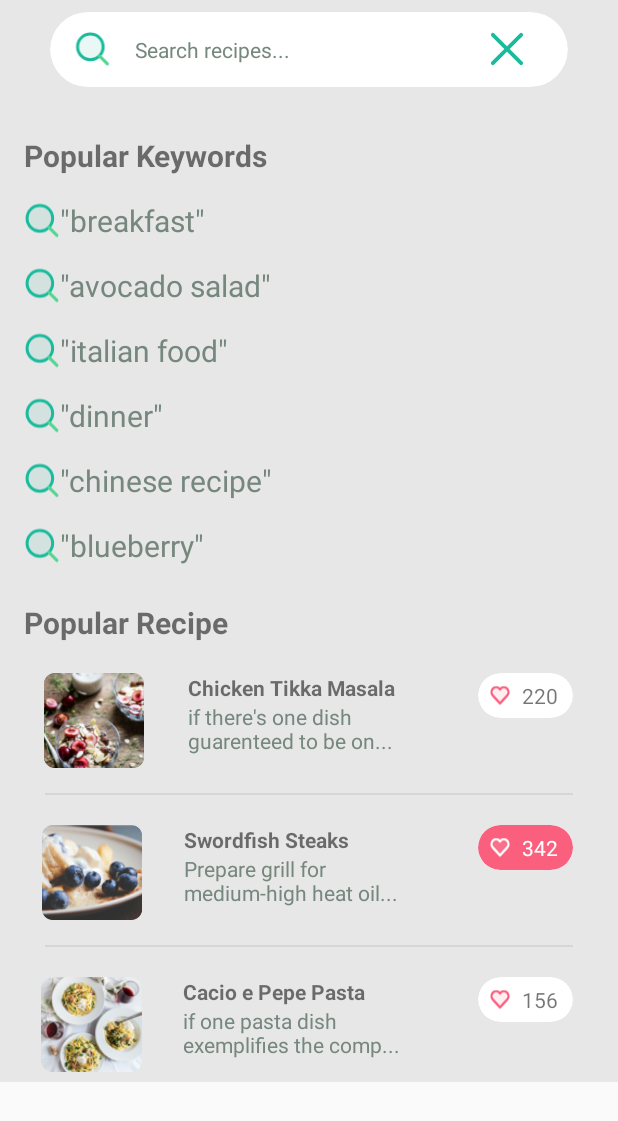
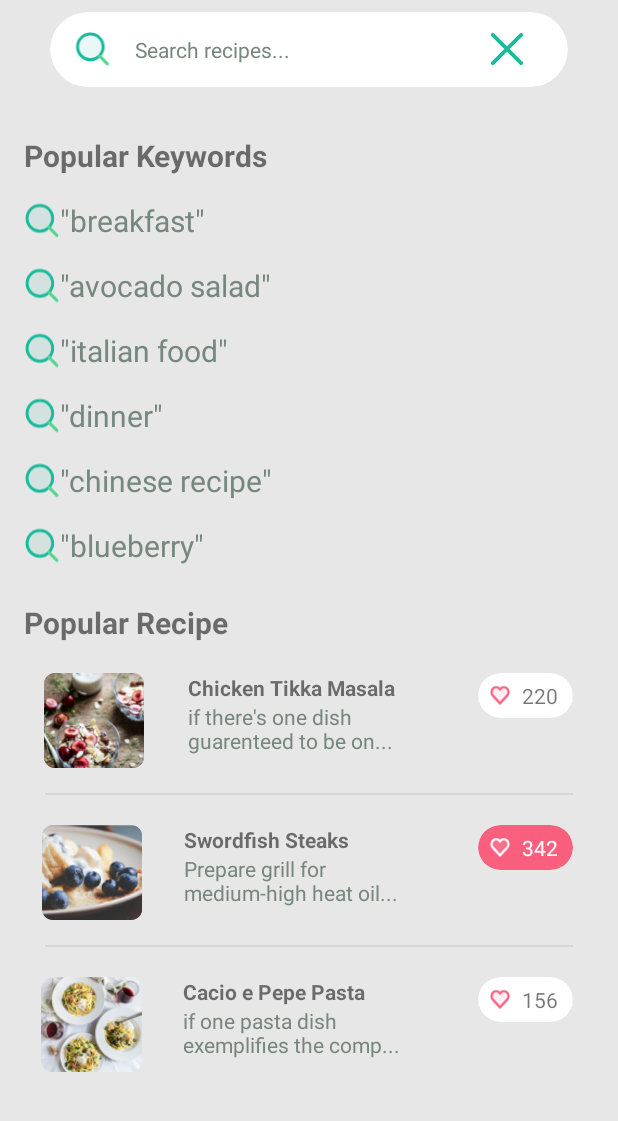
Before and after one commit to Pakopac/Android_Views, an Android app: the screen it shows after launch (MainActivity), on a phone screen of 412 x 824 dp. Shown: the top 1121 px of the screen. Run offline under Robolectric (Android 15) with nearby library versions, the phone set to English and light mode, and no system bars.

Commit message:
Changed wrap_content to fill_parent at scroll view height

```diff
--- a/app/src/main/res/layout/view2.xml
+++ b/app/src/main/res/layout/view2.xml
@@ -2,7 +2,7 @@
 <ScrollView
     xmlns:android="http://schemas.android.com/apk/res/android"
     android:layout_width="fill_parent"
-    android:layout_height="wrap_content"
+    android:layout_height="fill_parent"
     android:background="#e7e7e7">
 <android.support.constraint.ConstraintLayout xmlns:android="http://schemas.android.com/apk/res/android"
     xmlns:app="http://schemas.android.com/apk/res-auto"
```
